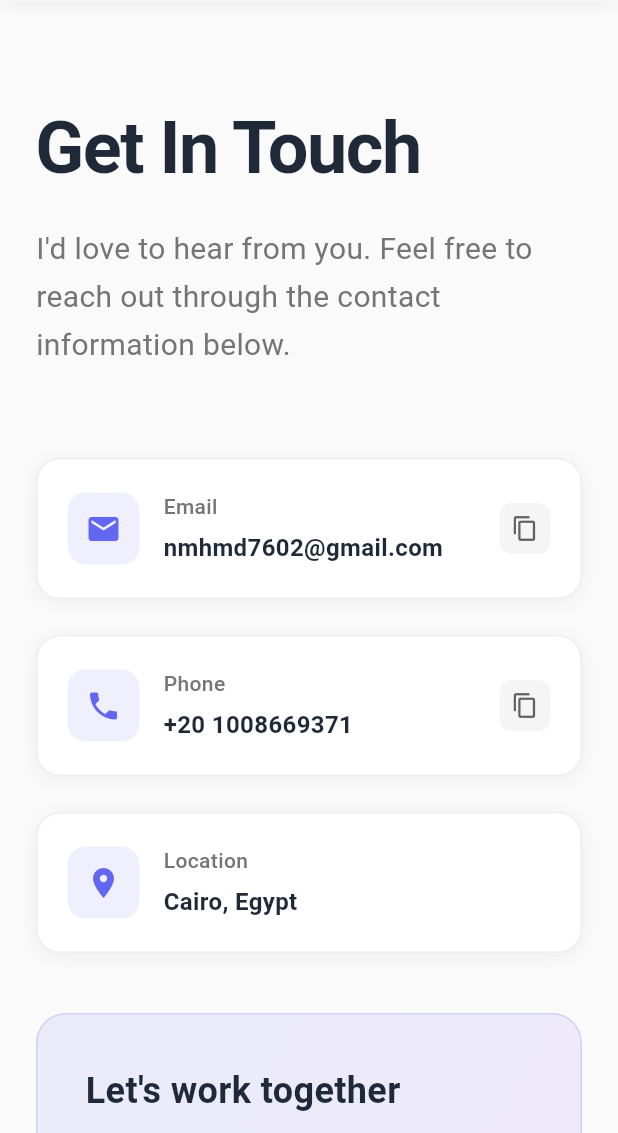
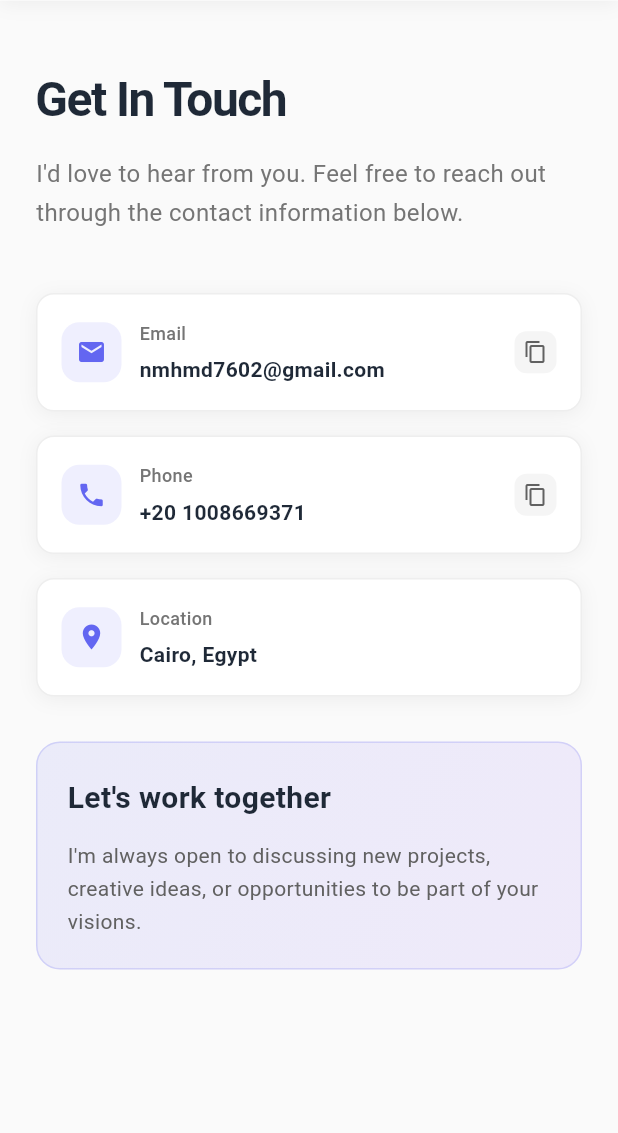
Before and after one commit to MohamedANaagi/protfolio, a Flutter app: the screen it shows after launch, after a tap on "Works", after a tap on "Contact", on a phone screen of 412 x 824 dp, the part 103-1236 px from its top. Run offline on Flutter 3.47's test engine with Material 3 defaults, Android fonts, the phone set to English and light mode, and no system bars; our stand-ins replace go_router.

Commit message:
Fix mobile responsiveness for all views

```diff
--- a/lib/views/blog_view.dart
+++ b/lib/views/blog_view.dart
@@ -10,6 +10,7 @@ class BlogView extends StatelessWidget {
   @override
   Widget build(BuildContext context) {
     final screenWidth = MediaQuery.of(context).size.width;
+    final isMobile = screenWidth < 768;
 
     return SingleChildScrollView(
       padding: EdgeInsets.symmetric(
@@ -18,17 +19,17 @@ class BlogView extends StatelessWidget {
             : screenWidth > 768
             ? 60.0
             : 24.0,
-        vertical: 60,
+        vertical: isMobile ? 40 : 60,
       ),
       child: Column(
         crossAxisAlignment: CrossAxisAlignment.start,
         children: [
-          const Text(
+          Text(
             "Blog",
             style: TextStyle(
-              fontSize: 48,
+              fontSize: isMobile ? 32 : 48,
               fontWeight: FontWeight.bold,
-              color: Color(0xFF1F2937),
+              color: const Color(0xFF1F2937),
               letterSpacing: -1,
             ),
           ),
@@ -36,12 +37,12 @@ class BlogView extends StatelessWidget {
           Text(
             "Latest articles and thoughts",
             style: TextStyle(
-              fontSize: 20,
+              fontSize: isMobile ? 16 : 20,
               color: Colors.grey.shade600,
               fontWeight: FontWeight.w400,
             ),
           ),
-          const SizedBox(height: 50),
+          SizedBox(height: isMobile ? 30 : 50),
           ...controller.allPosts.asMap().entries.map((entry) {
             final index = entry.key;
             final post = entry.value;
@@ -51,11 +52,15 @@ class BlogView extends StatelessWidget {
                   title: post.title,
                   date: post.date,
                   description: post.description,
-                  width: screenWidth - 120,
-                  height: 220,
+                  width: isMobile
+                      ? screenWidth - 48
+                      : screenWidth > 1200
+                      ? screenWidth - 240
+                      : screenWidth - 120,
+                  height: isMobile ? 180 : 220,
                 ),
                 if (index < controller.allPosts.length - 1)
-                  const SizedBox(height: 30),
+                  SizedBox(height: isMobile ? 20 : 30),
               ],
             );
           }),
--- a/lib/views/contact_view.dart
+++ b/lib/views/contact_view.dart
@@ -9,6 +9,7 @@ class ContactView extends StatelessWidget {
   @override
   Widget build(BuildContext context) {
     final screenWidth = MediaQuery.of(context).size.width;
+    final isMobile = screenWidth < 768;
 
     return SingleChildScrollView(
       padding: EdgeInsets.symmetric(
@@ -17,17 +18,17 @@ class ContactView extends StatelessWidget {
             : screenWidth > 768
             ? 60.0
             : 24.0,
-        vertical: 60,
+        vertical: isMobile ? 40 : 60,
       ),
       child: Column(
         crossAxisAlignment: CrossAxisAlignment.start,
         children: [
-          const Text(
+          Text(
             "Get In Touch",
             style: TextStyle(
-              fontSize: 48,
+              fontSize: isMobile ? 32 : 48,
               fontWeight: FontWeight.bold,
-              color: Color(0xFF1F2937),
+              color: const Color(0xFF1F2937),
               letterSpacing: -1,
             ),
           ),
@@ -35,21 +36,21 @@ class ContactView extends StatelessWidget {
           Text(
             "I'd love to hear from you. Feel free to reach out through the contact information below.",
             style: TextStyle(
-              fontSize: 20,
+              fontSize: isMobile ? 16 : 20,
               color: Colors.grey.shade600,
               fontWeight: FontWeight.w400,
             ),
           ),
-          const SizedBox(height: 60),
+          SizedBox(height: isMobile ? 40 : 60),
 
           // Contact Content
-          _buildContactInfo(context),
+          _buildContactInfo(context, isMobile),
         ],
       ),
     );
   }
 
-  Widget _buildContactInfo(BuildContext context) {
+  Widget _buildContactInfo(BuildContext context, bool isMobile) {
     return Column(
       crossAxisAlignment: CrossAxisAlignment.start,
       children: [
@@ -61,8 +62,9 @@ class ContactView extends StatelessWidget {
           onTap: () => controller.sendEmail(),
           onCopy: () =>
               controller.copyToClipboard(controller.contact.email, context),
+          isMobile: isMobile,
         ),
-        const SizedBox(height: 24),
+        SizedBox(height: isMobile ? 16 : 24),
         _contactItem(
           context: context,
           icon: Icons.phone,
@@ -71,18 +73,20 @@ class ContactView extends StatelessWidget {
           onTap: () => controller.makePhoneCall(),
           onCopy: () =>
               controller.copyToClipboard(controller.contact.phone, context),
+          isMobile: isMobile,
         ),
-        const SizedBox(height: 24),
+        SizedBox(height: isMobile ? 16 : 24),
         _contactItem(
           context: context,
           icon: Icons.location_on,
           title: "Location",
           subtitle: controller.contact.location,
           onTap: null,
+          isMobile: isMobile,
         ),
-        const SizedBox(height: 40),
+        SizedBox(height: isMobile ? 30 : 40),
         Container(
-          padding: const EdgeInsets.all(32),
+          padding: EdgeInsets.all(isMobile ? 20 : 32),
           decoration: BoxDecoration(
             gradient: LinearGradient(
               begin: Alignment.topLeft,
@@ -92,7 +96,7 @@ class ContactView extends StatelessWidget {
                 const Color(0xFF8B5CF6).withOpacity(0.1),
               ],
             ),
-            borderRadius: BorderRadius.circular(20),
+            borderRadius: BorderRadius.circular(isMobile ? 16 : 20),
             border: Border.all(
               color: const Color(0xFF6366F1).withOpacity(0.2),
               width: 1,
@@ -101,19 +105,19 @@ class ContactView extends StatelessWidget {
           child: Column(
             crossAxisAlignment: CrossAxisAlignment.start,
             children: [
-              const Text(
+              Text(
                 "Let's work together",
                 style: TextStyle(
-                  fontSize: 24,
+                  fontSize: isMobile ? 20 : 24,
                   fontWeight: FontWeight.bold,
-                  color: Color(0xFF1F2937),
+                  color: const Color(0xFF1F2937),
                 ),
               ),
               const SizedBox(height: 12),
               Text(
                 "I'm always open to discussing new projects, creative ideas, or opportunities to be part of your visions.",
                 style: TextStyle(
-                  fontSize: 16,
+                  fontSize: isMobile ? 14 : 16,
                   color: Colors.grey.shade700,
                   height: 1.6,
                 ),
@@ -132,12 +136,13 @@ class ContactView extends StatelessWidget {
     required String subtitle,
     required VoidCallback? onTap,
     VoidCallback? onCopy,
+    required bool isMobile,
   }) {
     return Container(
-      padding: const EdgeInsets.all(20),
+      padding: EdgeInsets.all(isMobile ? 16 : 20),
       decoration: BoxDecoration(
         color: Colors.white,
-        borderRadius: BorderRadius.circular(16),
+        borderRadius: BorderRadius.circular(isMobile ? 12 : 16),
         border: Border.all(color: Colors.grey.shade200, width: 1),
         boxShadow: [
           BoxShadow(
@@ -156,16 +161,20 @@ class ContactView extends StatelessWidget {
             child: GestureDetector(
               onTap: onTap,
               child: Container(
-                padding: const EdgeInsets.all(12),
+                padding: EdgeInsets.all(isMobile ? 10 : 12),
                 decoration: BoxDecoration(
                   color: const Color(0xFF6366F1).withOpacity(0.1),
                   borderRadius: BorderRadius.circular(12),
                 ),
-                child: Icon(icon, color: const Color(0xFF6366F1), size: 24),
+                child: Icon(
+                  icon,
+                  color: const Color(0xFF6366F1),
+                  size: isMobile ? 20 : 24,
+                ),
               ),
             ),
           ),
-          const SizedBox(width: 16),
+          SizedBox(width: isMobile ? 12 : 16),
           Expanded(
             child: Column(
               crossAxisAlignment: CrossAxisAlignment.start,
@@ -173,7 +182,7 @@ class ContactView extends StatelessWidget {
                 Text(
                   title,
                   style: TextStyle(
-                    fontSize: 14,
+                    fontSize: isMobile ? 12 : 14,
                     color: Colors.grey.shade600,
                     fontWeight: FontWeight.w500,
                   ),
@@ -181,10 +190,10 @@ class ContactView extends StatelessWidget {
                 const SizedBox(height: 4),
                 Text(
                   subtitle,
-                  style: const TextStyle(
-                    fontSize: 16,
+                  style: TextStyle(
+                    fontSize: isMobile ? 14 : 16,
                     fontWeight: FontWeight.w600,
-                    color: Color(0xFF1F2937),
+                    color: const Color(0xFF1F2937),
                   ),
                 ),
               ],
@@ -196,14 +205,14 @@ class ContactView extends StatelessWidget {
               child: GestureDetector(
                 onTap: onCopy,
                 child: Container(
-                  padding: const EdgeInsets.all(8),
+                  padding: EdgeInsets.all(isMobile ? 6 : 8),
                   decoration: BoxDecoration(
                     color: Colors.grey.shade100,
                     borderRadius: BorderRadius.circular(8),
                   ),
                   child: Icon(
                     Icons.copy,
-                    size: 18,
+                    size: isMobile ? 16 : 18,
                     color: Colors.grey.shade700,
                   ),
                 ),
--- a/lib/views/works_view.dart
+++ b/lib/views/works_view.dart
@@ -10,6 +10,7 @@ class WorksView extends StatelessWidget {
   @override
   Widget build(BuildContext context) {
     final screenWidth = MediaQuery.of(context).size.width;
+    final isMobile = screenWidth < 768;
 
     return SingleChildScrollView(
       padding: EdgeInsets.symmetric(
@@ -18,17 +19,17 @@ class WorksView extends StatelessWidget {
             : screenWidth > 768
             ? 60.0
             : 24.0,
-        vertical: 60,
+        vertical: isMobile ? 40 : 60,
       ),
       child: Column(
         crossAxisAlignment: CrossAxisAlignment.start,
         children: [
-          const Text(
+          Text(
             "Featured Works",
             style: TextStyle(
-              fontSize: 48,
+              fontSize: isMobile ? 32 : 48,
               fontWeight: FontWeight.bold,
-              color: Color(0xFF1F2937),
+              color: const Color(0xFF1F2937),
               letterSpacing: -1,
             ),
           ),
@@ -36,12 +37,12 @@ class WorksView extends StatelessWidget {
           Text(
             "A selection of my recent projects",
             style: TextStyle(
-              fontSize: 20,
+              fontSize: isMobile ? 16 : 20,
               color: Colors.grey.shade600,
               fontWeight: FontWeight.w400,
             ),
           ),
-          const SizedBox(height: 50),
+          SizedBox(height: isMobile ? 30 : 50),
           ...controller.allWorks.map(
             (work) => WorkItem(
               imageUrl: work.imageUrl,
--- a/lib/widget/work_item_widget.dart
+++ b/lib/widget/work_item_widget.dart
@@ -28,6 +28,9 @@ class WorkItem extends StatelessWidget {
   @override
   Widget build(BuildContext context) {
     final hasAction = onTap != null || (url != null && url!.isNotEmpty);
+    final screenWidth = MediaQuery.of(context).size.width;
+    final isMobile = screenWidth < 768;
+
     return MouseRegion(
       cursor: hasAction ? SystemMouseCursors.click : SystemMouseCursors.basic,
       child: Column(
@@ -35,19 +38,19 @@ class WorkItem extends StatelessWidget {
         children: [
           Text(
             title,
-            style: const TextStyle(
-              fontSize: 28,
+            style: TextStyle(
+              fontSize: isMobile ? 22 : 28,
               fontWeight: FontWeight.bold,
-              color: Color(0xFF1F2937),
+              color: const Color(0xFF1F2937),
             ),
           ),
-          const SizedBox(height: 12),
+          SizedBox(height: isMobile ? 8 : 12),
           Row(
             children: [
               Container(
-                padding: const EdgeInsets.symmetric(
-                  horizontal: 12,
-                  vertical: 6,
+                padding: EdgeInsets.symmetric(
+                  horizontal: isMobile ? 10 : 12,
+                  vertical: isMobile ? 4 : 6,
                 ),
                 decoration: BoxDecoration(
                   color: const Color(0xFF6366F1).withOpacity(0.1),
@@ -55,41 +58,47 @@ class WorkItem extends StatelessWidget {
                 ),
                 child: Text(
                   date,
-                  style: const TextStyle(
-                    fontSize: 14,
+                  style: TextStyle(
+                    fontSize: isMobile ? 12 : 14,
                     fontWeight: FontWeight.w600,
-                    color: Color(0xFF6366F1),
+                    color: const Color(0xFF6366F1),
                   ),
                 ),
               ),
-              const SizedBox(width: 12),
-              Text(
-                subtitle,
-                style: TextStyle(
-                  fontSize: 16,
-                  color: Colors.grey.shade600,
-                  fontWeight: FontWeight.w500,
+              SizedBox(width: isMobile ? 8 : 12),
+              Flexible(
+                child: Text(
+                  subtitle,
+                  style: TextStyle(
+                    fontSize: isMobile ? 14 : 16,
+                    color: Colors.grey.shade600,
+                    fontWeight: FontWeight.w500,
+                  ),
+                  overflow: TextOverflow.ellipsis,
                 ),
               ),
             ],
           ),
-          const SizedBox(height: 20),
+          SizedBox(height: isMobile ? 16 : 20),
           Text(
             description,
-            style: const TextStyle(
-              fontSize: 16,
+            style: TextStyle(
+              fontSize: isMobile ? 14 : 16,
               height: 1.7,
-              color: Color(0xFF4B5563),
+              color: const Color(0xFF4B5563),
             ),
           ),
-          const SizedBox(height: 24),
+          SizedBox(height: isMobile ? 20 : 24),
           if (imageUrl != null)
             SizedBox(
               child: ClickableImage(
                 imageUrl: imageUrl!,
-                imageHeight: imageHeight,
+                imageHeight: isMobile
+                    ? (imageHeight ?? 300) * 0.7
+                    : imageHeight,
                 imageWidth: imageWidth,
                 hasAction: hasAction,
+                isMobile: isMobile,
                 onTap: () async {
                   if (onTap != null) {
                     onTap!();
@@ -105,9 +114,9 @@ class WorkItem extends StatelessWidget {
                 },
               ),
             ),
-          const SizedBox(height: 40),
+          SizedBox(height: isMobile ? 30 : 40),
           Divider(thickness: 1, color: Colors.grey.shade200, height: 1),
-          const SizedBox(height: 40),
+          SizedBox(height: isMobile ? 30 : 40),
         ],
       ),
     );
@@ -119,6 +128,7 @@ class ClickableImage extends StatefulWidget {
   final double? imageHeight;
   final double? imageWidth;
   final bool hasAction;
+  final bool isMobile;
   final VoidCallback onTap;
 
   const ClickableImage({
@@ -127,6 +137,7 @@ class ClickableImage extends StatefulWidget {
     this.imageHeight,
     this.imageWidth,
     required this.hasAction,
+    this.isMobile = false,
     required this.onTap,
   });
 
@@ -139,32 +150,34 @@ class _ClickableImageState extends State<ClickableImage> {
 
   @override
   Widget build(BuildContext context) {
+    final borderRadius = widget.isMobile ? 12.0 : 20.0;
+
     if (!widget.hasAction) {
       return Container(
-        height: widget.imageHeight ?? 450,
+        height: widget.imageHeight ?? (widget.isMobile ? 300 : 450),
         width: widget.imageWidth ?? double.infinity,
         decoration: BoxDecoration(
-          borderRadius: BorderRadius.circular(20),
+          borderRadius: BorderRadius.circular(borderRadius),
           boxShadow: [
             BoxShadow(
               color: Colors.black.withOpacity(0.1),
-              blurRadius: 20,
-              offset: const Offset(0, 10),
+              blurRadius: widget.isMobile ? 15 : 20,
+              offset: Offset(0, widget.isMobile ? 5 : 10),
             ),
           ],
         ),
         child: ClipRRect(
-          borderRadius: BorderRadius.circular(20),
+          borderRadius: BorderRadius.circular(borderRadius),
           child: Image.asset(
             widget.imageUrl,
             fit: BoxFit.cover,
             errorBuilder: (context, error, stackTrace) {
               return Container(
                 color: Colors.grey.shade200,
-                child: const Center(
+                child: Center(
                   child: Icon(
                     Icons.image_not_supported,
-                    size: 64,
+                    size: widget.isMobile ? 48 : 64,
                     color: Colors.grey,
                   ),
                 ),
@@ -185,30 +198,30 @@ class _ClickableImageState extends State<ClickableImage> {
           alignment: Alignment.bottomRight,
           children: [
             Container(
-              height: widget.imageHeight ?? 600,
+              height: widget.imageHeight ?? (widget.isMobile ? 400 : 600),
               width: widget.imageWidth ?? double.infinity,
               decoration: BoxDecoration(
-                borderRadius: BorderRadius.circular(20),
+                borderRadius: BorderRadius.circular(borderRadius),
                 boxShadow: [
                   BoxShadow(
                     color: Colors.black.withOpacity(0.1),
-                    blurRadius: 20,
-                    offset: const Offset(0, 10),
+                    blurRadius: widget.isMobile ? 15 : 20,
+                    offset: Offset(0, widget.isMobile ? 5 : 10),
                   ),
                 ],
               ),
               child: ClipRRect(
-                borderRadius: BorderRadius.circular(20),
+                borderRadius: BorderRadius.circular(borderRadius),
                 child: Image.asset(
                   widget.imageUrl,
                   fit: BoxFit.cover,
                   errorBuilder: (context, error, stackTrace) {
                     return Container(
                       color: Colors.grey.shade200,
-                      child: const Center(
+                      child: Center(
                         child: Icon(
                           Icons.image_not_supported,
-                          size: 64,
+                          size: widget.isMobile ? 48 : 64,
                           color: Colors.grey,
                         ),
                       ),
@@ -217,15 +230,15 @@ class _ClickableImageState extends State<ClickableImage> {
                 ),
               ),
             ),
-            if (_isHovered)
+            if (_isHovered && !widget.isMobile)
               Positioned(
-                right: 20,
-                bottom: 20,
+                right: widget.isMobile ? 12 : 20,
+                bottom: widget.isMobile ? 12 : 20,
                 child: AnimatedContainer(
                   duration: const Duration(milliseconds: 200),
-                  padding: const EdgeInsets.symmetric(
-                    horizontal: 20,
-                    vertical: 12,
+                  padding: EdgeInsets.symmetric(
+                    horizontal: widget.isMobile ? 16 : 20,
+                    vertical: widget.isMobile ? 10 : 12,
                   ),
                   decoration: BoxDecoration(
                     color: const Color(0xFF6366F1),
@@ -238,16 +251,20 @@ class _ClickableImageState extends State<ClickableImage> {
                       ),
                     ],
                   ),
-                  child: const Row(
+                  child: Row(
                     mainAxisSize: MainAxisSize.min,
                     children: [
-                      Icon(Icons.visibility, color: Colors.white, size: 20),
-                      SizedBox(width: 8),
+                      Icon(
+                        Icons.visibility,
+                        color: Colors.white,
+                        size: widget.isMobile ? 18 : 20,
+                      ),
+                      SizedBox(width: widget.isMobile ? 6 : 8),
                       Text(
                         "View Details",
                         style: TextStyle(
                           color: Colors.white,
-                          fontSize: 16,
+                          fontSize: widget.isMobile ? 14 : 16,
                           fontWeight: FontWeight.w600,
                         ),
                       ),
```
